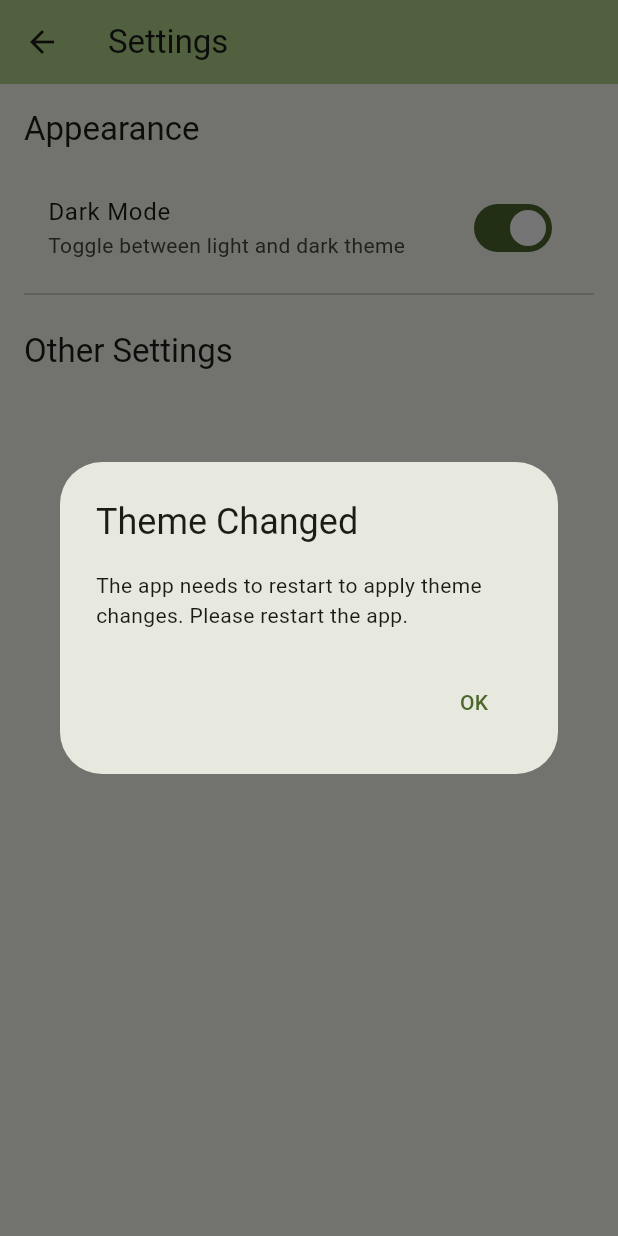
After one commit to Rnbsov/celeste, a Flutter app: the SettingsScreen screen opened directly, after a tap on "Dark Mode", on a phone screen of 412 x 824 dp. The commit adds this screen. Run offline on Flutter 3.47's test engine with Material 3 defaults, Android fonts, the phone set to English and light mode, and no system bars; our stand-ins replace google_fonts, shared_preferences; missing offline and left inert: supabase_auth_ui; accounts and stored records are empty; Roboto replaces fonts that are missing (Abyssinica SIL, Roboto Flex).

Commit message:
✨ ui: Not working theme switcher
Changelog: ui

```diff
--- a/lib/screens/profile_screen.dart
+++ b/lib/screens/profile_screen.dart
@@ -1,6 +1,7 @@
 import 'package:flutter/material.dart';
 import 'package:supabase_auth_ui/supabase_auth_ui.dart';
-import '../main.dart';  // Add this import for MyHomePage
+import '../main.dart';
+import 'settings_screen.dart';
 
 class ProfileScreen extends StatelessWidget {
   final String email;
@@ -18,6 +19,18 @@ class ProfileScreen extends StatelessWidget {
         backgroundColor: Theme.of(context).colorScheme.inversePrimary,
         title: const Text('Profile'),
         actions: [
+          // Settings button
+          IconButton(
+            icon: const Icon(Icons.settings),
+            onPressed: () {
+              Navigator.of(context).push(
+                MaterialPageRoute(
+                  builder: (context) => const SettingsScreen(),
+                ),
+              );
+            },
+          ),
+          // Logout button
           IconButton(
             icon: const Icon(Icons.logout),
             onPressed: () async {
--- /dev/null
+++ b/lib/screens/settings_screen.dart
@@ -0,0 +1,97 @@
+import 'package:flutter/material.dart';
+import 'package:shared_preferences/shared_preferences.dart';
+
+class SettingsScreen extends StatefulWidget {
+  const SettingsScreen({super.key});
+
+  @override
+  State<SettingsScreen> createState() => _SettingsScreenState();
+}
+
+class _SettingsScreenState extends State<SettingsScreen> {
+  bool _isDarkMode = false;
+  final String _themePrefKey = 'isDarkMode';
+
+  @override
+  void initState() {
+    super.initState();
+    _loadThemePreference();
+  }
+
+  // Load the theme preference from shared preferences
+  Future<void> _loadThemePreference() async {
+    final prefs = await SharedPreferences.getInstance();
+    setState(() {
+      _isDarkMode = prefs.getBool(_themePrefKey) ??
+          MediaQuery.platformBrightnessOf(context) == Brightness.dark;
+    });
+  }
+
+  // Save the theme preference to shared preferences
+  Future<void> _saveThemePreference(bool isDark) async {
+    final prefs = await SharedPreferences.getInstance();
+    await prefs.setBool(_themePrefKey, isDark);
+  }
+
+  @override
+  Widget build(BuildContext context) {
+    return Scaffold(
+      appBar: AppBar(
+        backgroundColor: Theme.of(context).colorScheme.inversePrimary,
+        title: const Text('Settings'),
+      ),
+      body: Padding(
+        padding: const EdgeInsets.all(16.0),
+        child: Column(
+          crossAxisAlignment: CrossAxisAlignment.start,
+          children: [
+            Text(
+              'Appearance',
+              style: Theme.of(context).textTheme.titleLarge,
+            ),
+            const SizedBox(height: 16),
+            SwitchListTile(
+              title: const Text('Dark Mode'),
+              subtitle: const Text('Toggle between light and dark theme'),
+              value: _isDarkMode,
+              onChanged: (bool value) {
+                setState(() {
+                  _isDarkMode = value;
+                });
+                _saveThemePreference(value);
+
+                // Show a dialog that requires app restart to apply theme changes
+                showDialog(
+                  context: context,
+                  builder: (BuildContext context) {
+                    return AlertDialog(
+                      title: const Text('Theme Changed'),
+                      content: const Text(
+                        'The app needs to restart to apply theme changes. Please restart the app.',
+                      ),
+                      actions: [
+                        TextButton(
+                          onPressed: () {
+                            Navigator.of(context).pop();
+                          },
+                          child: const Text('OK'),
+                        ),
+                      ],
+                    );
+                  },
+                );
+              },
+            ),
+            const Divider(),
+            const SizedBox(height: 16),
+            Text(
+              'Other Settings',
+              style: Theme.of(context).textTheme.titleLarge,
+            ),
+            // Add more settings options here
+          ],
+        ),
+      ),
+    );
+  }
+}
```
